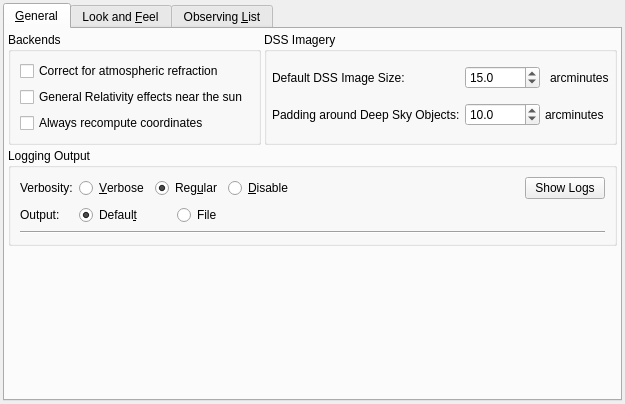
The window that kstars/options/opsadvanced.ui (KDE/kstars) describes before a commit, drawn with Qt 5.
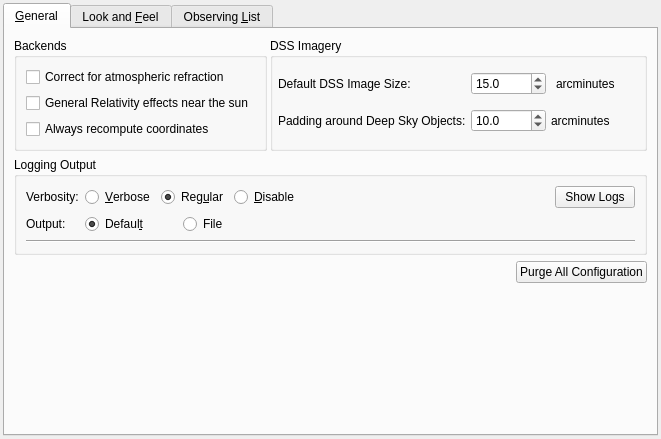
The same window after the commit. Icons and pictures are not drawn. Custom widgets are drawn as their Qt base class.

Commit message: Add button to purge all KStars configuration

```diff
--- a/kstars/options/opsadvanced.ui
+++ b/kstars/options/opsadvanced.ui
@@ -6,8 +6,8 @@
    <rect>
     <x>0</x>
     <y>0</y>
-    <width>605</width>
-    <height>404</height>
+    <width>661</width>
+    <height>439</height>
    </rect>
   </property>
   <layout class="QVBoxLayout" name="verticalLayout_5">
@@ -36,21 +36,6 @@
        <string>&amp;General</string>
       </attribute>
       <layout class="QVBoxLayout" name="verticalLayout">
-       <property name="spacing">
-        <number>3</number>
-       </property>
-       <property name="leftMargin">
-        <number>3</number>
-       </property>
-       <property name="topMargin">
-        <number>3</number>
-       </property>
-       <property name="rightMargin">
-        <number>3</number>
-       </property>
-       <property name="bottomMargin">
-        <number>3</number>
-       </property>
        <item>
         <layout class="QHBoxLayout" name="horizontalLayout_3">
          <property name="spacing">
@@ -351,6 +336,42 @@
          </layout>
         </widget>
        </item>
+       <item>
+        <layout class="QHBoxLayout" name="horizontalLayout_2">
+         <item>
+          <spacer name="horizontalSpacer_3">
+           <property name="orientation">
+            <enum>Qt::Horizontal</enum>
+           </property>
+           <property name="sizeHint" stdset="0">
+            <size>
+             <width>40</width>
+             <height>20</height>
+            </size>
+           </property>
+          </spacer>
+         </item>
+         <item>
+          <widget class="QPushButton" name="purgeAllConfigB">
+           <property name="toolTip">
+            <string>Clear all KStars configuration and user database.</string>
+           </property>
+           <property name="text">
+            <string>Purge All Configuration</string>
+           </property>
+           <property name="icon">
+            <iconset theme="data-warning"/>
+           </property>
+           <property name="iconSize">
+            <size>
+             <width>22</width>
+             <height>22</height>
+            </size>
+           </property>
+          </widget>
+         </item>
+        </layout>
+       </item>
        <item>
         <spacer name="GeneralTabSpacer">
          <property name="orientation">
```
The commit also changes 2 other files.
